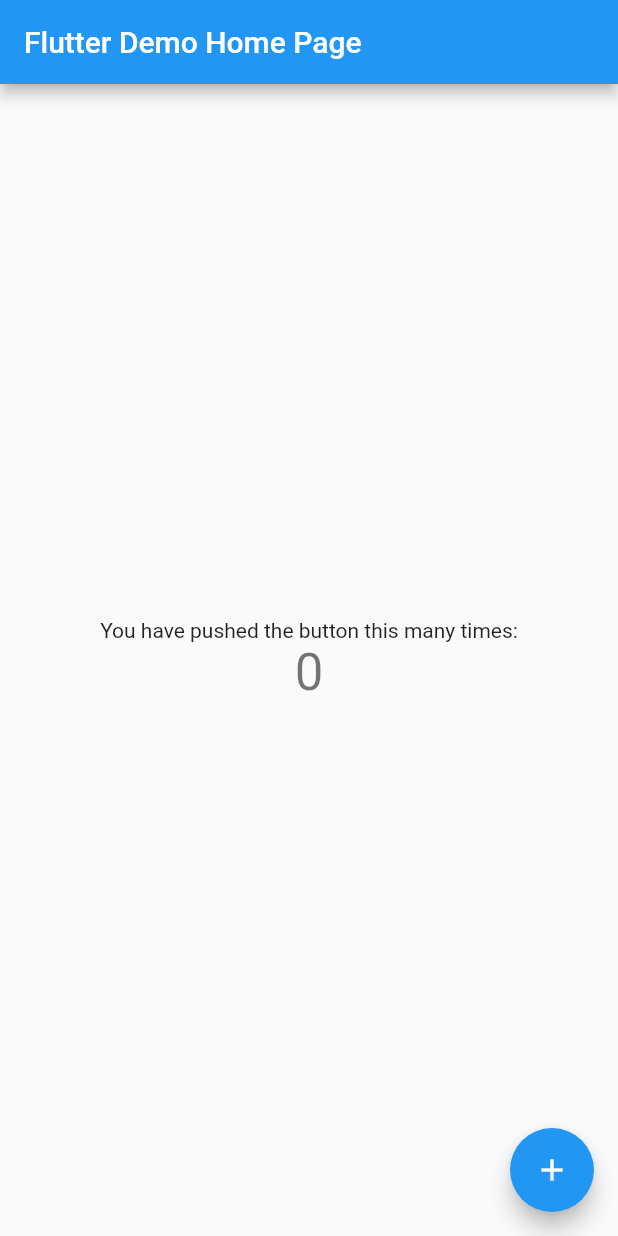
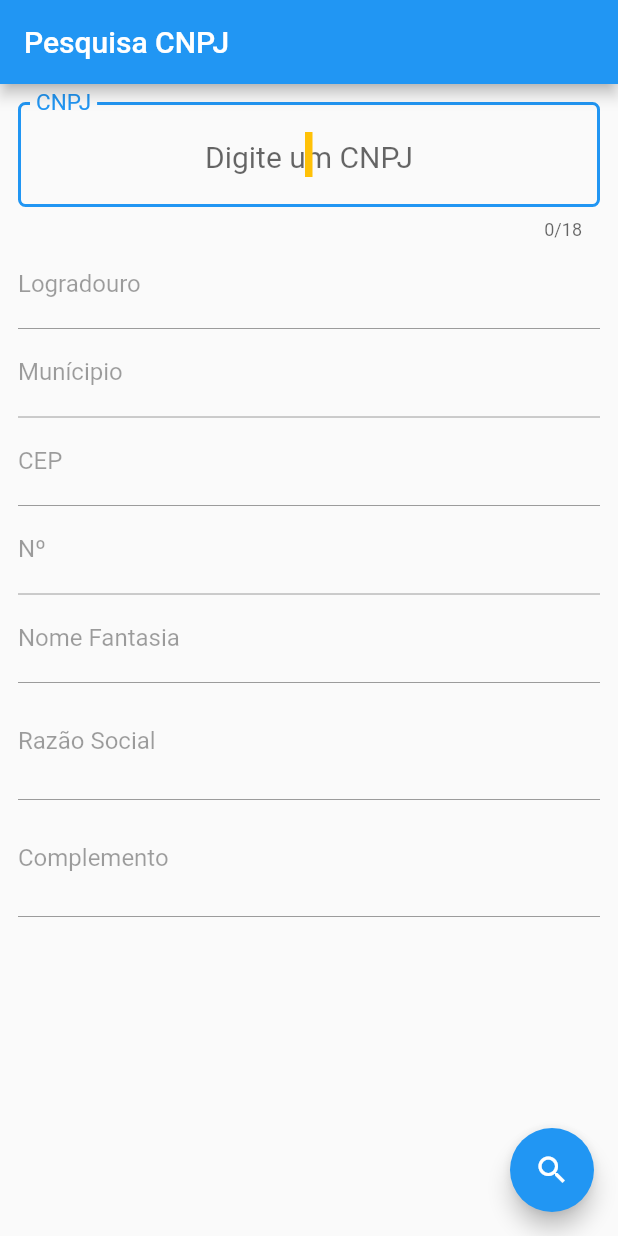
Before and after one commit to wendreof/cnpj_company, a Flutter app: the screen it shows after launch, on a phone screen of 412 x 824 dp. Run offline on Flutter 3.47's test engine with Material 2 defaults, Android fonts, the phone set to English and light mode, and no system bars; our stand-ins replace flutter_masked_text.

Commit message:
Refactiong code, adding masks, controllers, textFields and more...

```diff
--- /dev/null
+++ b/analysis_options.yaml
@@ -0,0 +1,5 @@
+include: package:effective_dart/analysis_options.yaml
+
+linter:
+  rules:
+    public_member_api_docs: false
--- a/lib/main.dart
+++ b/lib/main.dart
@@ -1,6 +1,8 @@
+import 'dart:convert';
+
 import 'package:flutter/material.dart';
+import 'package:flutter_masked_text/flutter_masked_text.dart';
 import 'package:http/http.dart' as http;
-import 'dart:convert';
 
 void main() {
   runApp(MyApp());
@@ -28,22 +30,13 @@
         // closer together (more dense) than on mobile platforms.
         visualDensity: VisualDensity.adaptivePlatformDensity,
       ),
-      home: MyHomePage(title: 'Flutter Demo Home Page'),
+      home: MyHomePage(title: 'Pesquisa CNPJ'),
     );
   }
 }
 
 class MyHomePage extends StatefulWidget {
   MyHomePage({Key key, this.title}) : super(key: key);
-
-  // This widget is the home page of your application. It is stateful, meaning
-  // that it has a State object (defined below) that contains fields that affect
-  // how it looks.
-
-  // This class is the configuration for the state. It holds the values (in this
-  // case the title) provided by the parent (in this case the App widget) and
-  // used by the build method of the State. Fields in a Widget subclass are
-  // always marked "final".
 
   final String title;
 
@@ -52,92 +45,207 @@
 }
 
 class _MyHomePageState extends State<MyHomePage> {
-  int _counter = 0;
+  final _formKeyLogin = GlobalKey<FormState>();
+  final _logradouroController = TextEditingController();
+  final _numeroController = TextEditingController();
+  final _cepController = TextEditingController();
+  final _situacaoController = TextEditingController();
+  final _municipioController = TextEditingController();
+  final _fantasiaController = TextEditingController();
+  final _razaoController = TextEditingController();
+  final _complementoController = TextEditingController();
+  final _cnpjController = MaskedTextController(mask: '00.000.000/0000-00');
 
-  void _incrementCounter() async {
-    // setState(() {
-    //   // This call to setState tells the Flutter framework that something has
-    //   // changed in this State, which causes it to rerun the build method below
-    //   // so that the display can reflect the updated values. If we changed
-    //   // _counter without calling setState(), then the build method would not be
-    //   // called again, and so nothing would appear to happen.
-    //   _counter++;
-    // });
+  void _initializeFields() {
+    _logradouroController.text = "";
+    _numeroController.text = "";
+    _cepController.text = "";
+    _situacaoController.text = "";
+    _municipioController.text = "";
+    _fantasiaController.text = "";
+    _cnpjController.text = "";
+  }
+
+  _showMsg(String message) {
+    final snackBar = SnackBar(
+        duration: Duration(seconds: 5),
+        content: Text(
+          message,
+        ));
+    Scaffold.of(_formKeyLogin.currentState.context).showSnackBar(snackBar);
+  }
+
+  String _fixCNPJ(String cnpj) {
+    cnpj = cnpj.replaceAll('.', '');
+    cnpj = cnpj.replaceAll('/', '');
+    cnpj = cnpj.replaceAll('-', '');
+    cnpj = cnpj.replaceAll(',', '');
+    return cnpj;
+  }
+
+  void _getData() async {
     print("************************************************************");
     print("************************ GET_CNPJ *********************");
     print("************************************************************");
-    //print(constants.getSindicate + sindicato.toString());
 
-    // response =
-    //     await http.get(constants.getSindicate + sindicato.toString());
     http.Response response;
-    response =
-        await http.get('http://www.receitaws.com.br/v1/cnpj/26945800000179');
+    var cnpjFixed = _fixCNPJ(_cnpjController.text);
+    print('_cnpjController.text: ${_cnpjController.text}');
+    print('http://www.receitaws.com.br/v1/cnpj/$cnpjFixed');
+    response = await http.get('http://www.receitaws.com.br/v1/cnpj/$cnpjFixed');
 
     print('response.body GET_CNPJ: ${response.body}');
 
     Map<String, dynamic> res = json.decode(response.body);
 
-    var statusCode = res["status"];
+    var statusCode = res['status'];
 
     if (statusCode == 'OK') {
       print('OK, $statusCode');
+
       var logradouro = res["logradouro"];
+      _logradouroController.text = logradouro;
+
+      var numero = res["numero"];
+      _numeroController.text = numero;
+
+      var cep = res["cep"];
+      _cepController.text = cep;
+
+      var situacao = res["situacao"];
+
+      var municipio = res["municipio"];
+      _municipioController.text = municipio;
+
+      var fantasia = res["fantasia"];
+      _fantasiaController.text = fantasia;
+
+      var razao = res["nome"];
+      _razaoController.text = razao;
+
+      var complemento = res["complemento"];
+      _complementoController.text = complemento;
+
       print('logradouro: $logradouro');
+      print('cep: $cep');
+      print('numero: $numero');
+      print('situacao: $situacao');
+      print('municipio: $municipio');
+      print('fantasia: $fantasia');
     } else {
+      _showMsg(res["message"]);
+      _initializeFields();
       print('Error, $statusCode');
     }
   }
 
   @override
   Widget build(BuildContext context) {
-    // This method is rerun every time setState is called, for instance as done
-    // by the _incrementCounter method above.
-    //
-    // The Flutter framework has been optimized to make rerunning build methods
-    // fast, so that you can just rebuild anything that needs updating rather
-    // than having to individually change instances of widgets.
-    return Scaffold(
+    _initializeFields();
+
+    var txtComplemento = TextFormField(
+      maxLines: 2,
+      enabled: false,
+      controller: _complementoController,
+      decoration: InputDecoration(labelText: 'Complemento'),
+    );
+    var txtLogradouro = TextFormField(
+      // key: _formKeyLogin,
+      enabled: false,
+      controller: _logradouroController,
+      decoration: InputDecoration(labelText: 'Logradouro'),
+    );
+    var txtCNPJ = TextField(
+      maxLength: 18,
+      toolbarOptions: ToolbarOptions(
+        cut: true,
+        copy: true,
+        selectAll: true,
+        paste: false,
+      ),
+      enabled: true,
+      textAlign: TextAlign.center,
+      keyboardType: TextInputType.numberWithOptions(),
+      controller: _cnpjController,
+      autofocus: true,
+      cursorColor: Colors.amber,
+      style: TextStyle(height: 1.5, fontSize: 20),
+      cursorWidth: 5.0,
+      //increases the height of cursor
+      decoration: InputDecoration(
+          border: OutlineInputBorder(
+            borderRadius: BorderRadius.circular(5.0),
+            borderSide: BorderSide(
+              color: Colors.amber,
+              style: BorderStyle.solid,
+            ),
+          ),
+          labelText: 'CNPJ',
+          hintText: 'Digite um CNPJ'),
+    );
+    var txtMunicipio = TextFormField(
+      enabled: false,
+      controller: _municipioController,
+      decoration: InputDecoration(labelText: 'Munícipio'),
+    );
+    var txtCEP = TextFormField(
+      enabled: false,
+      controller: _cepController,
+      decoration: InputDecoration(labelText: 'CEP'),
+    );
+    var txtNumber = TextFormField(
+      enabled: false,
+      controller: _numeroController,
+      decoration: InputDecoration(labelText: 'Nº'),
+    );
+    var txtNomeFantasia = TextFormField(
+      enabled: false,
+      controller: _fantasiaController,
+      decoration: InputDecoration(labelText: 'Nome Fantasia'),
+    );
+    var txtRazaoSocial = TextFormField(
+      maxLines: 2,
+      enabled: false,
+      controller: _razaoController,
+      decoration: InputDecoration(labelText: 'Razão Social'),
+    );
+    var scaffold = Scaffold(
+      resizeToAvoidBottomInset: false,
+
       appBar: AppBar(
-        // Here we take the value from the MyHomePage object that was created by
-        // the App.build method, and use it to set our appbar title.
         title: Text(widget.title),
       ),
-      body: Center(
-        // Center is a layout widget. It takes a single child and positions it
-        // in the middle of the parent.
-        child: Column(
-          // Column is also a layout widget. It takes a list of children and
-          // arranges them vertically. By default, it sizes itself to fit its
-          // children horizontally, and tries to be as tall as its parent.
-          //
-          // Invoke "debug painting" (press "p" in the console, choose the
-          // "Toggle Debug Paint" action from the Flutter Inspector in Android
-          // Studio, or the "Toggle Debug Paint" command in Visual Studio Code)
-          // to see the wireframe for each widget.
-          //
-          // Column has various properties to control how it sizes itself and
-          // how it positions its children. Here we use mainAxisAlignment to
-          // center the children vertically; the main axis here is the vertical
-          // axis because Columns are vertical (the cross axis would be
-          // horizontal).
-          mainAxisAlignment: MainAxisAlignment.center,
-          children: <Widget>[
-            Text(
-              'You have pushed the button this many times:',
+      body: Container(
+        // decoration: BoxDecoration(color: Colors.white),
+        //  padding: EdgeInsets.all(16),
+        child: Form(
+          key: _formKeyLogin,
+          child: SingleChildScrollView(
+            child: Container(
+              padding: EdgeInsets.all(12.0),
+              child: Column(
+                mainAxisAlignment: MainAxisAlignment.center,
+                children: <Widget>[
+                  txtCNPJ,
+                  txtLogradouro,
+                  txtMunicipio,
+                  txtCEP,
+                  txtNumber,
+                  txtNomeFantasia,
+                  txtRazaoSocial,
+                  txtComplemento,
+                ],
+              ),
             ),
-            Text(
-              '$_counter',
-              style: Theme.of(context).textTheme.headline4,
-            ),
-          ],
+          ),
         ),
       ),
       floatingActionButton: FloatingActionButton(
-        onPressed: _incrementCounter,
-        tooltip: 'Increment',
-        child: Icon(Icons.add),
+        onPressed: _getData,
+        tooltip: 'Pesquisar',
+        child: Icon(Icons.search),
       ), // This trailing comma makes auto-formatting nicer for build methods.
     );
+    return scaffold;
   }
 }
--- /dev/null
+++ b/lib/myForm.dart
@@ -0,0 +1 @@
+class MyForm {}
--- a/pubspec.yaml
+++ b/pubspec.yaml
@@ -22,6 +22,8 @@
 
 dependencies:
   http: ^0.12.1
+  flutter_masked_text: ^0.8.0
+  effective_dart: ^1.2.0
 
   flutter:
     sdk: flutter
```
Also changed, not shown: pubspec.lock.
